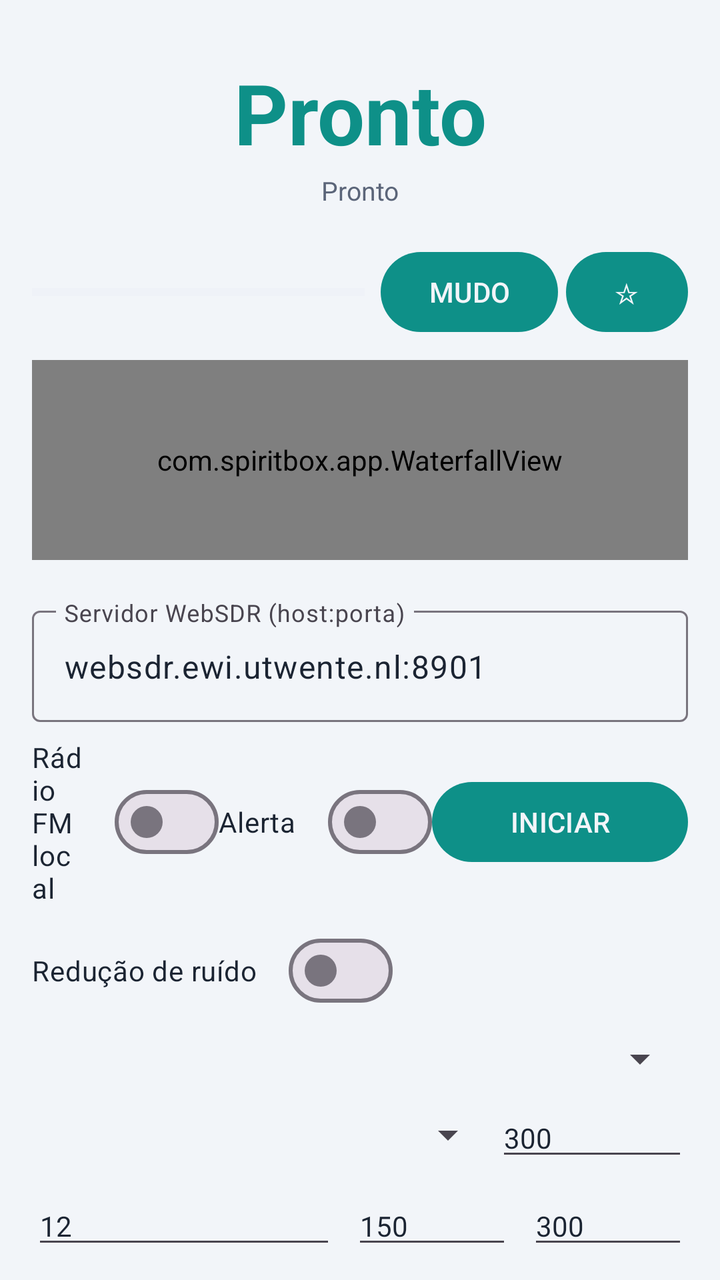
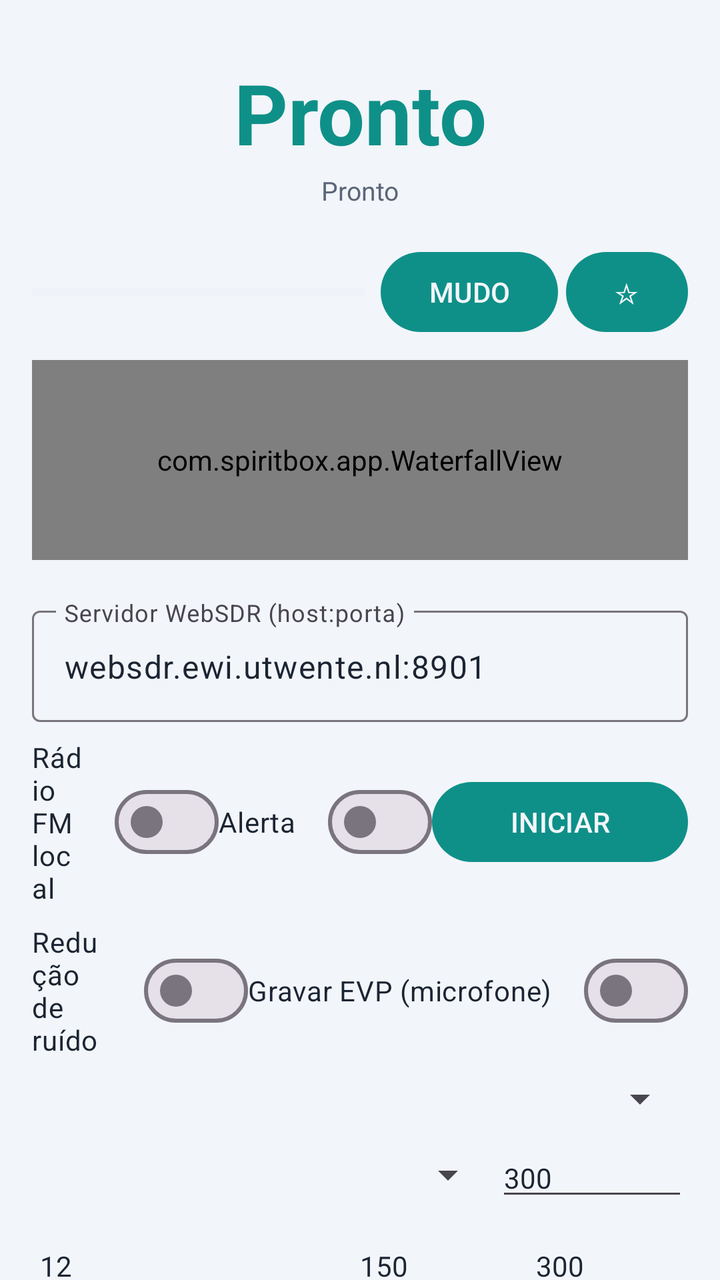

Compare the two renders of this Android layout. The source of the first and the diff that turns it into the second are given below.
<!-- AndroidManifest.xml: application theme Theme.SpiritBox -->
<!-- res/layout/activity_main.xml -->
<?xml version="1.0" encoding="utf-8"?>
<FrameLayout xmlns:android="http://schemas.android.com/apk/res/android"
    xmlns:app="http://schemas.android.com/apk/res-auto"
    android:layout_width="match_parent"
    android:layout_height="match_parent">

    <androidx.core.widget.NestedScrollView
        android:id="@+id/scrollRoot"
        android:layout_width="match_parent"
        android:layout_height="match_parent"
        android:fillViewport="true"
        android:scrollbars="none">

        <LinearLayout
            android:layout_width="match_parent"
            android:layout_height="wrap_content"
            android:orientation="vertical"
            android:padding="16dp"
            android:paddingBottom="32dp">

        <TextView
            android:id="@+id/tvFreq"
            android:layout_width="match_parent"
            android:layout_height="wrap_content"
            android:layout_marginTop="12dp"
            android:gravity="center"
            android:text="@string/status_ready"
            android:textColor="@color/accent"
            android:textSize="42sp"
            android:textStyle="bold" />

        <TextView
            android:id="@+id/tvStatus"
            android:layout_width="match_parent"
            android:layout_height="wrap_content"
            android:layout_marginTop="2dp"
            android:gravity="center"
            android:text="@string/status_ready"
            android:textColor="@color/text_secondary"
            android:textSize="13sp" />

        <LinearLayout
            android:layout_width="match_parent"
            android:layout_height="wrap_content"
            android:layout_marginTop="18dp"
            android:gravity="center_vertical"
            android:orientation="horizontal">

            <ProgressBar
                android:id="@+id/meter"
                style="?android:attr/progressBarStyleHorizontal"
                android:layout_width="0dp"
                android:layout_height="10dp"
                android:layout_weight="1"
                android:max="100"
                android:progress="0"
                android:progressBackgroundTint="@color/panel"
                android:progressTint="@color/accent" />

            <com.google.android.material.button.MaterialButton
                android:id="@+id/btnMute"
                android:layout_width="wrap_content"
                android:layout_height="wrap_content"
                android:layout_marginStart="8dp"
                android:minWidth="72dp"
                android:text="@string/btn_mute"
                app:cornerRadius="24dp" />

            <com.google.android.material.button.MaterialButton
                android:id="@+id/btnBookmark"
                android:layout_width="wrap_content"
                android:layout_height="wrap_content"
                android:layout_marginStart="4dp"
                android:minWidth="52dp"
                android:text="@string/bookmark_off"
                app:cornerRadius="24dp" />
        </LinearLayout>

        <com.spiritbox.app.WaterfallView
            android:id="@+id/waterfall"
            android:layout_width="match_parent"
            android:layout_height="100dp"
            android:layout_marginTop="10dp" />

        <com.spiritbox.app.MiniMapView
            android:id="@+id/miniMap"
            android:layout_width="match_parent"
            android:layout_height="36dp"
            android:layout_marginTop="4dp"
            android:visibility="gone" />

        <com.google.android.material.textfield.TextInputLayout
            android:layout_width="match_parent"
            android:layout_height="wrap_content"
            android:layout_marginTop="20dp"
            android:hint="@string/hint_server">

            <com.google.android.material.textfield.TextInputEditText
                android:id="@+id/etServer"
                android:layout_width="match_parent"
                android:layout_height="wrap_content"
                android:importantForAutofill="no"
                android:inputType="textUri"
                android:text="@string/default_server" />
        </com.google.android.material.textfield.TextInputLayout>

        <LinearLayout
            android:layout_width="match_parent"
            android:layout_height="wrap_content"
            android:layout_marginTop="8dp"
            android:gravity="center_vertical"
            android:orientation="horizontal">

            <com.google.android.material.materialswitch.MaterialSwitch
                android:id="@+id/swFm"
                android:layout_width="0dp"
                android:layout_height="wrap_content"
                android:layout_weight="1"
                android:text="@string/switch_fm"
                android:textColor="@color/text_primary"
                android:textSize="14sp" />

            <com.google.android.material.materialswitch.MaterialSwitch
                android:id="@+id/swAlerts"
                android:layout_width="wrap_content"
                android:layout_height="wrap_content"
                android:text="@string/switch_alerts"
                android:textColor="@color/text_primary"
                android:textSize="14sp" />

            <com.google.android.material.button.MaterialButton
                android:id="@+id/btnToggle"
                android:layout_width="wrap_content"
                android:layout_height="wrap_content"
                android:minWidth="128dp"
                android:text="@string/btn_start"
                app:cornerRadius="24dp" />
        </LinearLayout>

        <LinearLayout
            android:layout_width="match_parent"
            android:layout_height="wrap_content"
            android:layout_marginTop="8dp"
            android:gravity="center_vertical"
            android:orientation="horizontal">

            <com.google.android.material.materialswitch.MaterialSwitch
                android:id="@+id/swNoise"
                android:layout_width="wrap_content"
                android:layout_height="wrap_content"
                android:text="@string/switch_noise"
                android:textColor="@color/text_primary"
                android:textSize="14sp" />
        </LinearLayout>

<LinearLayout
                android:layout_width="match_parent"
                android:layout_height="wrap_content"
                android:layout_marginTop="8dp"
                android:gravity="center_vertical"
                android:orientation="horizontal">

                <Spinner
                    android:id="@+id/spFav"
                    android:layout_width="match_parent"
                    android:layout_height="wrap_content"
                    android:spinnerMode="dropdown" />
            </LinearLayout>

            <LinearLayout
                android:layout_width="match_parent"
                android:layout_height="wrap_content"
                android:layout_marginTop="8dp"
                android:gravity="center_vertical"
                android:orientation="horizontal">

                <Spinner
                    android:id="@+id/spBand"
                    android:layout_width="0dp"
                    android:layout_height="wrap_content"
                    android:layout_weight="1"
                    android:spinnerMode="dropdown" />

            <EditText
                android:id="@+id/etDwell"
                android:layout_width="96dp"
                android:layout_height="wrap_content"
                android:hint="@string/hint_dwell"
                android:importantForAutofill="no"
                android:inputType="number"
                android:maxLines="1"
                android:text="@string/default_dwell"
                android:textColor="@color/text_primary"
                android:textSize="14sp" />
        </LinearLayout>

        <LinearLayout
            android:layout_width="match_parent"
            android:layout_height="wrap_content"
            android:layout_marginTop="8dp"
            android:gravity="center_vertical"
            android:orientation="horizontal">

            <EditText
                android:id="@+id/etThreshold"
                android:layout_width="0dp"
                android:layout_height="wrap_content"
                android:layout_weight="1"
                android:hint="@string/hint_threshold"
                android:importantForAutofill="no"
                android:inputType="number"
                android:maxLines="1"
                android:text="@string/default_threshold"
                android:textColor="@color/text_primary"
                android:textSize="14sp" />

            <EditText
                android:id="@+id/etSettle"
                android:layout_width="80dp"
                android:layout_height="wrap_content"
                android:layout_marginStart="8dp"
                android:hint="@string/hint_settle"
                android:importantForAutofill="no"
                android:inputType="number"
                android:maxLines="1"
                android:text="@string/default_settle"
                android:textColor="@color/text_primary"
                android:textSize="14sp" />

            <EditText
                android:id="@+id/etGap"
                android:layout_width="80dp"
                android:layout_height="wrap_content"
                android:layout_marginStart="8dp"
                android:hint="@string/hint_gap"
                android:importantForAutofill="no"
                android:inputType="number"
                android:maxLines="1"
                android:text="@string/default_gap"
                android:textColor="@color/text_primary"
                android:textSize="14sp" />
        </LinearLayout>

        <LinearLayout
            android:layout_width="match_parent"
            android:layout_height="wrap_content"
            android:layout_marginTop="8dp"
            android:gravity="center_vertical"
            android:orientation="horizontal">

            <com.google.android.material.button.MaterialButton
                android:id="@+id/btnManualCapture"
                android:layout_width="0dp"
                android:layout_height="wrap_content"
                android:layout_weight="1"
                android:text="@string/btn_manual_capture"
                app:cornerRadius="24dp" />

            <com.google.android.material.button.MaterialButton
                android:id="@+id/btnHold"
                android:layout_width="0dp"
                android:layout_height="wrap_content"
                android:layout_marginStart="8dp"
                android:layout_weight="1"
                android:text="@string/btn_hold"
                app:cornerRadius="24dp" />

            <com.google.android.material.button.MaterialButton
                android:id="@+id/btnShare"
                android:layout_width="0dp"
                android:layout_height="wrap_content"
                android:layout_marginStart="8dp"
                android:layout_weight="1"
                android:text="@string/btn_share_csv"
                app:cornerRadius="24dp" />
        </LinearLayout>

        <LinearLayout
            android:layout_width="match_parent"
            android:layout_height="wrap_content"
            android:layout_marginTop="8dp"
            android:gravity="center_vertical"
            android:orientation="horizontal">

            <com.google.android.material.button.MaterialButton
                android:id="@+id/btnTheme"
                android:layout_width="0dp"
                android:layout_height="wrap_content"
                android:layout_weight="1"
                android:text="@string/theme_system"
                app:cornerRadius="24dp" />

            <com.google.android.material.button.MaterialButton
                android:id="@+id/btnNight"
                android:layout_width="0dp"
                android:layout_height="wrap_content"
                android:layout_marginStart="8dp"
                android:layout_weight="1"
                android:text="@string/btn_night_off"
                app:cornerRadius="24dp" />

            <com.google.android.material.button.MaterialButton
                android:id="@+id/btnEmf"
                android:layout_width="0dp"
                android:layout_height="wrap_content"
                android:layout_marginStart="8dp"
                android:layout_weight="1"
                android:text="@string/btn_emf"
                app:cornerRadius="24dp" />
        </LinearLayout>

        <TextView
            android:id="@+id/tvCapturesTitle"
            android:layout_width="match_parent"
            android:layout_height="wrap_content"
            android:layout_marginTop="18dp"
            android:text="@string/title_captures"
            android:textColor="@color/text_secondary"
            android:textSize="13sp" />

        <EditText
            android:id="@+id/etCaptureSearch"
            android:layout_width="match_parent"
            android:layout_height="wrap_content"
            android:layout_marginTop="4dp"
            android:hint="@string/history_search_hint"
            android:importantForAutofill="no"
            android:inputType="text"
            android:maxLines="1"
            android:textColor="@color/text_primary"
            android:textColorHint="@color/text_secondary"
            android:textSize="14sp" />

        <ListView
            android:id="@+id/listCaptures"
            android:layout_width="match_parent"
            android:layout_height="wrap_content"
            android:layout_marginTop="4dp"
            android:divider="@color/panel"
            android:dividerHeight="1dp"
            android:listSelector="@android:color/transparent"
            android:nestedScrollingEnabled="false" />

        <TextView
            android:id="@+id/tvVersion"
            android:layout_width="match_parent"
            android:layout_height="wrap_content"
            android:layout_marginTop="18dp"
            android:gravity="center"
            android:textColor="@color/text_secondary"
            android:textSize="12sp" />

        <com.google.android.material.button.MaterialButton
            android:id="@+id/btnCheckUpdate"
            style="@style/Widget.MaterialComponents.Button.OutlinedButton"
            android:layout_width="wrap_content"
            android:layout_height="wrap_content"
            android:layout_gravity="center_horizontal"
            android:layout_marginTop="6dp"
            android:text="@string/check_update_now"
            android:textSize="12sp"
            app:cornerRadius="20dp" />
        </LinearLayout>
    </androidx.core.widget.NestedScrollView>

    <View
        android:id="@+id/redFilter"
        android:layout_width="match_parent"
        android:layout_height="match_parent"
        android:background="#3BFF0000"
        android:clickable="false"
        android:focusable="false"
        android:visibility="gone" />
</FrameLayout>
<!-- resources referenced by this layout -->
<resources>
  <color name="accent">#0E9088</color>
  <color name="panel">#E4E9F1</color>
  <color name="text_primary">#1B2432</color>
  <color name="text_secondary">#5B6579</color>
  <string name="bookmark_off">☆</string>
  <string name="btn_emf">EMF</string>
  <string name="btn_hold">TRAVAR</string>
  <string name="btn_manual_capture">SALVAR</string>
  <string name="btn_mute">MUDO</string>
  <string name="btn_night_off">NOITE</string>
  <string name="btn_share_csv">EXPORTAR</string>
  <string name="btn_start">INICIAR</string>
  <string name="check_update_now">VER ATUALIZAÇÃO</string>
  <string name="default_dwell">300</string>
  <string name="default_gap">300</string>
  <string name="default_server">websdr.ewi.utwente.nl:8901</string>
  <string name="default_settle">150</string>
  <string name="default_threshold">12</string>
  <string name="hint_dwell">Dwell ms</string>
  <string name="hint_gap">Gap ms</string>
  <string name="hint_server">Servidor WebSDR (host:porta)</string>
  <string name="hint_settle">Settle ms</string>
  <string name="hint_threshold">Limiar %</string>
  <string name="history_search_hint">Buscar no histórico (frequência, banda, data…)</string>
  <string name="status_ready">Pronto</string>
  <string name="switch_alerts">Alerta</string>
  <string name="switch_fm">Rádio FM local</string>
  <string name="switch_noise">Redução de ruído</string>
  <string name="theme_system">SISTEMA</string>
  <string name="title_captures">Sinais capturados</string>
  <style name="Theme.SpiritBox" parent="Theme.Material3.DayNight.NoActionBar">
          <item name="colorPrimary">@color/accent</item>
          <item name="colorOnPrimary">@color/bg</item>
          <item name="colorSecondary">@color/accent_dim</item>
          <item name="android:colorBackground">@color/bg</item>
          <item name="colorSurface">@color/panel</item>
          <item name="colorOnSurface">@color/text_primary</item>
          <item name="android:windowBackground">@color/bg</item>
          <item name="android:statusBarColor">@color/bg</item>
          <item name="android:navigationBarColor">@color/bg</item>
      </style>
  <color name="bg">#F2F5F9</color>
  <color name="accent_dim">#5AA7A2</color>
</resources>

<!-- the commit's change to res/layout/activity_main.xml (unified diff, before → after) -->
@@ -146,9 +146,18 @@
 
             <com.google.android.material.materialswitch.MaterialSwitch
                 android:id="@+id/swNoise"
-                android:layout_width="wrap_content"
-                android:layout_height="wrap_content"
+                android:layout_width="0dp"
+                android:layout_height="wrap_content"
+                android:layout_weight="1"
                 android:text="@string/switch_noise"
+                android:textColor="@color/text_primary"
+                android:textSize="14sp" />
+
+            <com.google.android.material.materialswitch.MaterialSwitch
+                android:id="@+id/swEvp"
+                android:layout_width="wrap_content"
+                android:layout_height="wrap_content"
+                android:text="@string/switch_evp"
                 android:textColor="@color/text_primary"
                 android:textSize="14sp" />
         </LinearLayout>
<!-- resource entries referenced after the edit -->
@@ -26,6 +26,7 @@
   <string name="history_search_hint">Buscar no histórico (frequência, banda, data…)</string>
   <string name="status_ready">Pronto</string>
   <string name="switch_alerts">Alerta</string>
+  <string name="switch_evp">Gravar EVP (microfone)</string>
   <string name="switch_fm">Rádio FM local</string>
   <string name="switch_noise">Redução de ruído</string>
   <string name="theme_system">SISTEMA</string>
